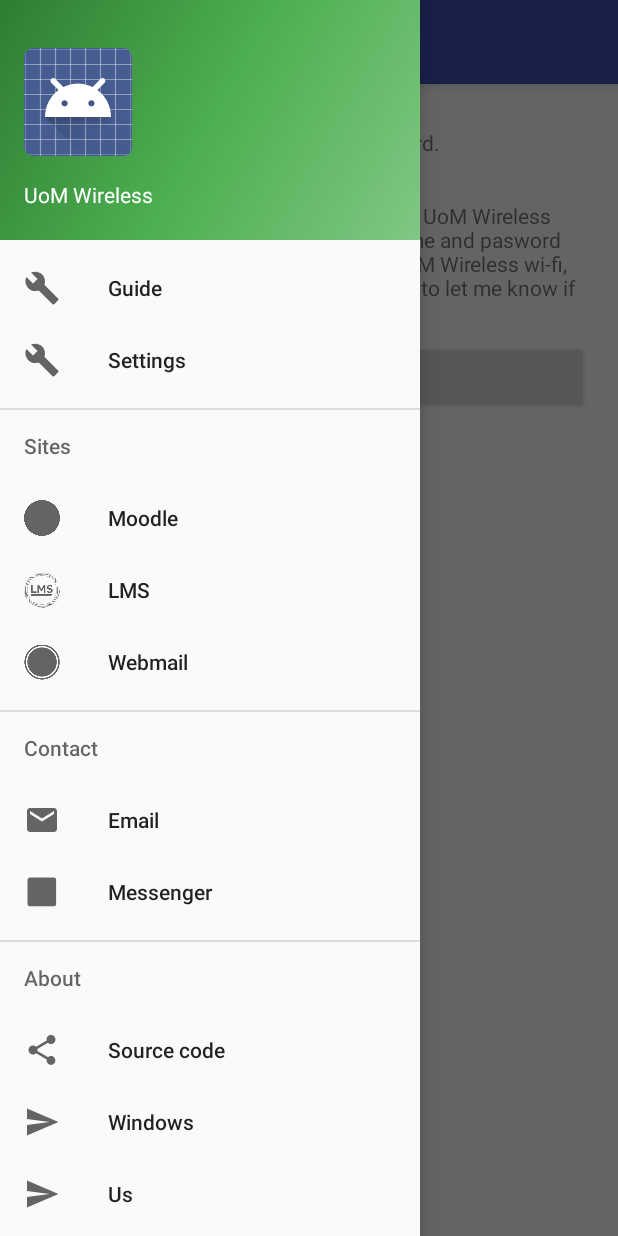
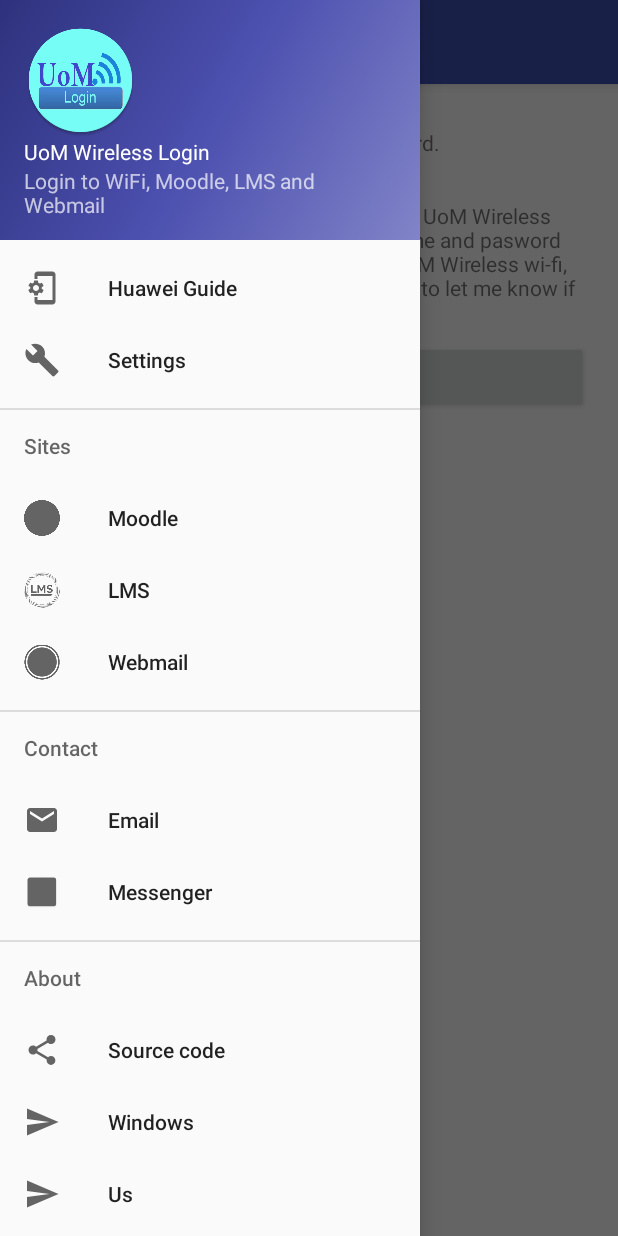
Before and after one commit to kmchmk/UoM-WiFi-Login, an Android app: the screen it shows after launch (MainActivity), with the side drawer open, on a phone screen of 412 x 824 dp. Run offline under Robolectric (Android 15) with nearby library versions, the phone set to English and light mode, and no system bars.

Commit message:
Implemented a new drawer.

```diff
--- /dev/null
+++ b/app/src/main/res/drawable/ic_phonelink_setup_black_24dp.xml
@@ -0,0 +1,9 @@
+<vector xmlns:android="http://schemas.android.com/apk/res/android"
+        android:width="24dp"
+        android:height="24dp"
+        android:viewportWidth="24.0"
+        android:viewportHeight="24.0">
+    <path
+        android:fillColor="#FF000000"
+        android:pathData="M11.8,12.5v-1l1.1,-0.8c0.1,-0.1 0.1,-0.2 0.1,-0.3l-1,-1.7c-0.1,-0.1 -0.2,-0.2 -0.3,-0.1l-1.3,0.4c-0.3,-0.2 -0.6,-0.4 -0.9,-0.5l-0.2,-1.3c0,-0.1 -0.1,-0.2 -0.3,-0.2H7c-0.1,0 -0.2,0.1 -0.3,0.2l-0.2,1.3c-0.3,0.1 -0.6,0.3 -0.9,0.5l-1.3,-0.5c-0.1,0 -0.2,0 -0.3,0.1l-1,1.7c-0.1,0.1 0,0.2 0.1,0.3l1.1,0.8v1l-1.1,0.8c-0.1,0.2 -0.1,0.3 -0.1,0.4l1,1.7c0.1,0.1 0.2,0.2 0.3,0.1l1.4,-0.4c0.3,0.2 0.6,0.4 0.9,0.5l0.2,1.3c-0.1,0.1 0.1,0.2 0.2,0.2h2c0.1,0 0.2,-0.1 0.3,-0.2l0.2,-1.3c0.3,-0.1 0.6,-0.3 0.9,-0.5l1.3,0.5c0.1,0 0.2,0 0.3,-0.1l1,-1.7c0.1,-0.1 0,-0.2 -0.1,-0.3l-1.1,-0.9zM8,14c-1.1,0 -2,-0.9 -2,-2s0.9,-2 2,-2 2,0.9 2,2 -0.9,2 -2,2zM19,1H9c-1.1,0 -2,0.9 -2,2v3h2V4h10v16H9v-2H7v3c0,1.1 0.9,2 2,2h10c1.1,0 2,-0.9 2,-2V3c0,-1.1 -0.9,-2 -2,-2z"/>
+</vector>
--- a/app/src/main/res/drawable/side_nav_bar.xml
+++ b/app/src/main/res/drawable/side_nav_bar.xml
@@ -2,8 +2,8 @@
     android:shape="rectangle">
     <gradient
         android:angle="135"
-        android:centerColor="#4CAF50"
-        android:endColor="#2E7D32"
-        android:startColor="#81C784"
+        android:centerColor="#4c50af"
+        android:endColor="#2e327d"
+        android:startColor="#8184c7"
         android:type="linear" />
 </shape>
--- a/app/src/main/res/layout/nav_header_main.xml
+++ b/app/src/main/res/layout/nav_header_main.xml
@@ -13,23 +13,21 @@
     android:theme="@style/ThemeOverlay.AppCompat.Dark">
 
     <ImageView
-        android:id="@+id/imageView"
-        android:layout_width="wrap_content"
-        android:layout_height="wrap_content"
-        android:paddingTop="@dimen/nav_header_vertical_spacing"
-        app:srcCompat="@android:drawable/sym_def_app_icon" />
+        android:id="@+id/icon"
+        android:layout_width="75dp"
+        android:layout_height="75dp"
+        app:srcCompat="@drawable/app_icon_round" />
 
     <TextView
         android:layout_width="match_parent"
         android:layout_height="wrap_content"
-        android:paddingTop="@dimen/nav_header_vertical_spacing"
-        android:text="UoM Wireless"
+        android:text="@string/app_name"
         android:textAppearance="@style/TextAppearance.AppCompat.Body1" />
 
     <TextView
         android:id="@+id/textView"
         android:layout_width="wrap_content"
         android:layout_height="wrap_content"
-        android:text="kmchmk@gmail.com" />
+        android:text="@string/drawer_description" />
 
 </LinearLayout>
--- a/app/src/main/res/menu/activity_main_drawer.xml
+++ b/app/src/main/res/menu/activity_main_drawer.xml
@@ -4,8 +4,8 @@
     <group android:checkableBehavior="single">
         <item
             android:id="@+id/nav_guide"
-            android:icon="@drawable/ic_menu_manage"
-            android:title="Guide" />
+            android:icon="@drawable/ic_phonelink_setup_black_24dp"
+            android:title="Huawei Guide" />
         <item
             android:id="@+id/nav_settings"
             android:icon="@drawable/ic_menu_manage"
--- a/app/src/main/res/values/strings.xml
+++ b/app/src/main/res/values/strings.xml
@@ -9,6 +9,8 @@
     <string name="clear_all">Clear All</string>
 
     <string name="description">This application can be used to login in to UoM Wireless wi-fi connection without entering username and pasword again and again. When you connect to UoM Wireless wi-fi, app will automatically log you in. Feel free to let me know if you have any problems or suggestions.</string>
+
+    <string name="drawer_description">Login to WiFi, Moodle, LMS and Webmail</string>
 
     <string name="l1">1).\tGo to Menu -> Settings -> General.</string>
     <string name="l2">2).\tEnter your index number and password.</string>
```
Also changed, not shown: app/src/main/res/drawable/app_icon.png (added), app/src/main/res/drawable/app_icon_round.png (added), app/src/main/res/drawable/drawer_background.png (added).
